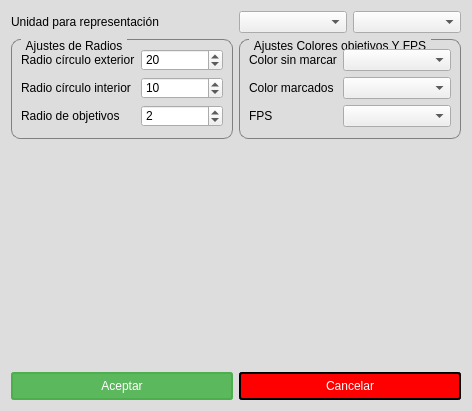
Above: ajustesgrafico.ui from hectorda/Bio-Feedback before the change. Below: the same form after it.
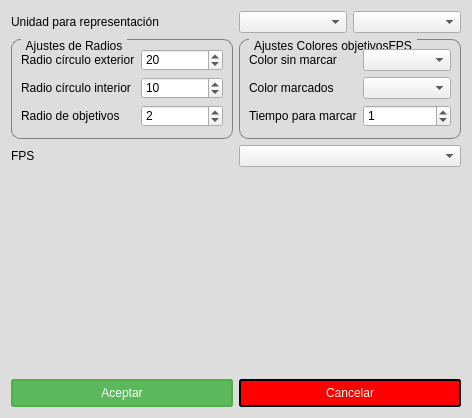
That is the form after the change. Icons and pictures are not drawn. Custom widgets are drawn as their Qt base class.

Commit message: Agregado Tiempo de Permanencia

Patch:
```diff
--- a/ajustesgrafico.ui
+++ b/ajustesgrafico.ui
@@ -149,7 +149,7 @@
         </size>
        </property>
        <property name="title">
-        <string>Ajustes Colores objetivos Y FPS</string>
+        <string>Ajustes Colores objetivosFPS</string>
        </property>
        <layout class="QFormLayout" name="formLayout_3">
         <item row="0" column="0">
@@ -173,14 +173,21 @@
          <widget class="QComboBox" name="comboBoxColorObjetivosMarcados"/>
         </item>
         <item row="2" column="0">
-         <widget class="QLabel" name="labelFPS">
+         <widget class="QLabel" name="label">
           <property name="text">
-           <string>FPS</string>
+           <string>Tiempo para marcar</string>
           </property>
          </widget>
         </item>
         <item row="2" column="1">
-         <widget class="QComboBox" name="comboBoxFPS"/>
+         <widget class="QSpinBox" name="spinBoxTiempoMarcarObjetivos">
+          <property name="maximum">
+           <number>100</number>
+          </property>
+          <property name="value">
+           <number>1</number>
+          </property>
+         </widget>
         </item>
        </layout>
       </widget>
@@ -204,6 +211,24 @@
      </item>
     </layout>
    </item>
+   <item>
+    <layout class="QHBoxLayout" name="horizontalLayout_5">
+     <item>
+      <layout class="QHBoxLayout" name="horizontalLayout_6">
+       <item>
+        <widget class="QLabel" name="labelFPS">
+         <property name="text">
+          <string>FPS</string>
+         </property>
+        </widget>
+       </item>
+       <item>
+        <widget class="QComboBox" name="comboBoxFPS"/>
+       </item>
+      </layout>
+     </item>
+    </layout>
+   </item>
    <item>
     <layout class="QHBoxLayout" name="horizontalLayout_2">
      <item>
```
Left out of the diff: 46 changed lines with no effect on the pictures. The commit also changes 6 other files.
